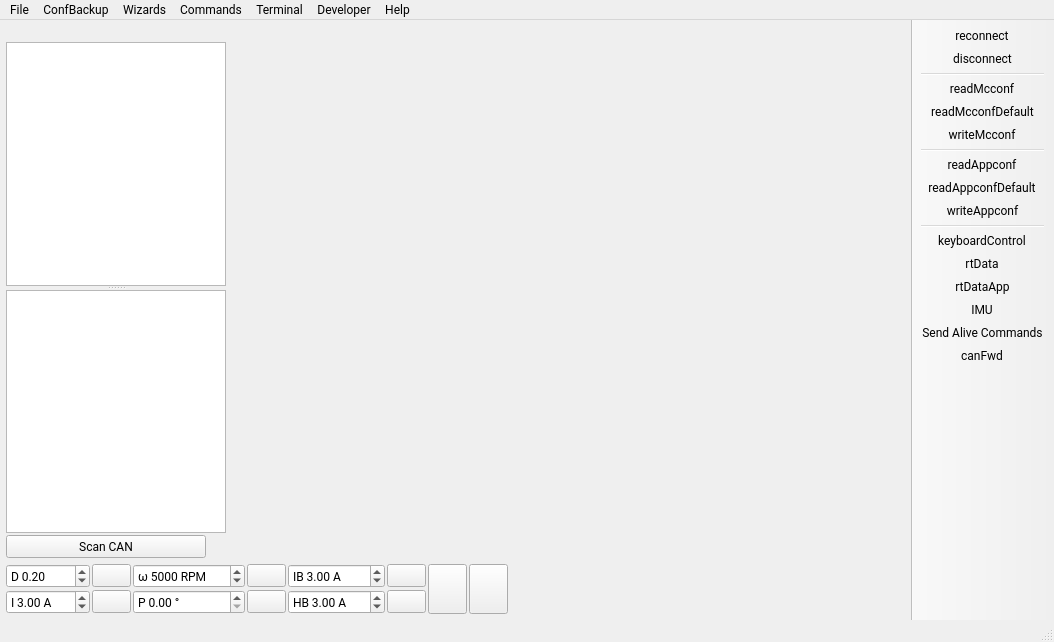
Before: the Qt Designer form mainwindow.ui in vedderb/vesc_tool, drawn with Qt 5.
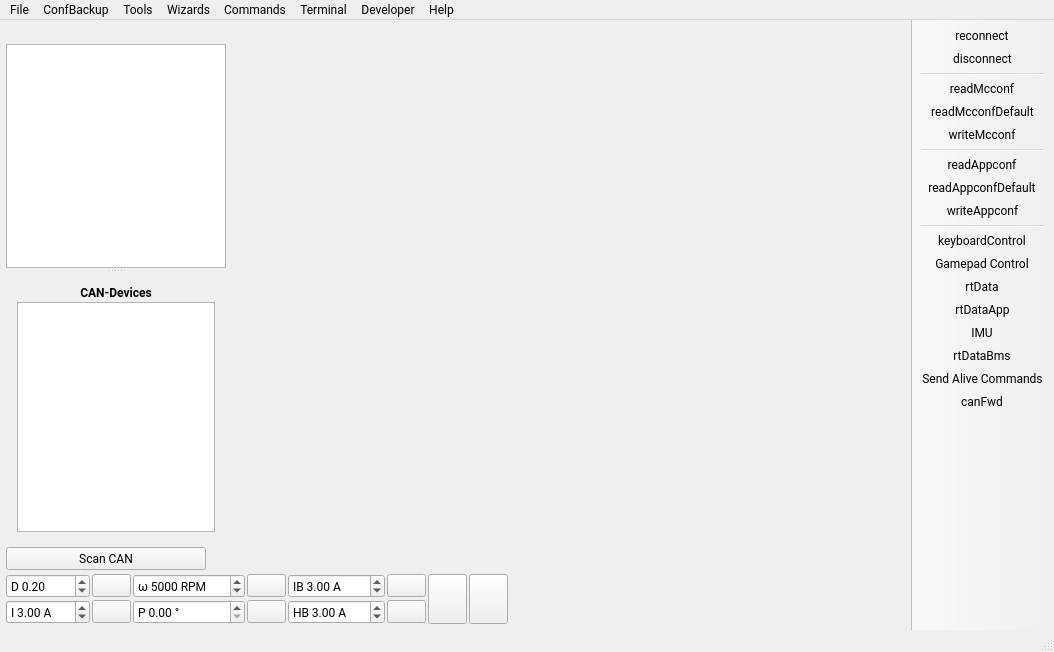
After: the same form once the commit is applied. Icons and pictures are not drawn. Custom widgets are drawn as their Qt base class.

```diff
--- a/mainwindow.ui
+++ b/mainwindow.ui
@@ -7,7 +7,7 @@
     <x>0</x>
     <y>0</y>
     <width>1054</width>
-    <height>642</height>
+    <height>652</height>
    </rect>
   </property>
   <property name="font">
@@ -23,7 +23,10 @@
     <normaloff>:/res/icon.png</normaloff>:/res/icon.png</iconset>
   </property>
   <widget class="QWidget" name="centralWidget">
-   <layout class="QVBoxLayout" name="verticalLayout_2">
+   <layout class="QVBoxLayout" name="verticalLayout_3">
+    <property name="spacing">
+     <number>4</number>
+    </property>
     <property name="leftMargin">
      <number>6</number>
     </property>
@@ -39,12 +42,12 @@
     <item>
      <layout class="QHBoxLayout" name="horizontalLayout">
       <property name="spacing">
-       <number>2</number>
+       <number>4</number>
       </property>
       <item>
-       <layout class="QVBoxLayout" name="verticalLayout">
+       <layout class="QVBoxLayout" name="verticalLayout_2">
         <property name="spacing">
-         <number>2</number>
+         <number>4</number>
         </property>
         <item>
          <widget class="QLabel" name="pageLabel">
@@ -73,6 +76,9 @@
           <property name="orientation">
            <enum>Qt::Vertical</enum>
           </property>
+          <property name="handleWidth">
+           <number>6</number>
+          </property>
           <property name="childrenCollapsible">
            <bool>false</bool>
           </property>
@@ -107,6 +113,28 @@
             <enum>QAbstractItemView::SelectRows</enum>
            </property>
           </widget>
+          <widget class="QWidget" name="layoutWidget">
+           <layout class="QVBoxLayout" name="verticalLayout">
+            <property name="spacing">
+             <number>2</number>
+            </property>
+            <item>
+             <widget class="QLabel" name="label">
+              <property name="font">
+               <font>
+                <weight>75</weight>
+                <bold>true</bold>
+               </font>
+              </property>
+              <property name="text">
+               <string>CAN-Devices</string>
+              </property>
+              <property name="alignment">
+               <set>Qt::AlignCenter</set>
+              </property>
+             </widget>
+            </item>
+            <item>
           <widget class="QListWidget" name="canList">
            <property name="minimumSize">
             <size>
@@ -126,6 +154,9 @@
             <enum>QAbstractItemView::SelectRows</enum>
            </property>
           </widget>
+            </item>
+           </layout>
+          </widget>
          </widget>
         </item>
         <item>
@@ -551,7 +582,7 @@
      <x>0</x>
      <y>0</y>
      <width>1054</width>
-     <height>23</height>
+     <height>27</height>
     </rect>
    </property>
    <widget class="QMenu" name="menuFile">
@@ -640,8 +671,22 @@
     <addaction name="actionRestoreConfigurationsCAN"/>
     <addaction name="actionClearConfigurationBackups"/>
    </widget>
+   <widget class="QMenu" name="menuTools_3">
+    <property name="title">
+     <string>Tools</string>
+    </property>
+    <widget class="QMenu" name="menuCustom_GUI">
+     <property name="title">
+      <string>Custom GUI</string>
+     </property>
+     <addaction name="actionLoadMeters"/>
+     <addaction name="actionCloseCustomGUI"/>
+    </widget>
+    <addaction name="menuCustom_GUI"/>
+   </widget>
    <addaction name="menuFile"/>
    <addaction name="menuTools_2"/>
+   <addaction name="menuTools_3"/>
    <addaction name="menuWizards"/>
    <addaction name="menuCommands"/>
    <addaction name="menuTerminal"/>
@@ -682,9 +727,11 @@
    <addaction name="actionWriteAppconf"/>
    <addaction name="separator"/>
    <addaction name="actionKeyboardControl"/>
+   <addaction name="actionGamepadControl"/>
    <addaction name="actionRtData"/>
    <addaction name="actionRtDataApp"/>
    <addaction name="actionIMU"/>
+   <addaction name="actionrtDataBms"/>
    <addaction name="actionSendAlive"/>
    <addaction name="actionCanFwd"/>
   </widget>
@@ -1270,6 +1317,56 @@
     <string>Restore Configurations (Including CAN)</string>
    </property>
   </action>
+  <action name="actionrtDataBms">
+   <property name="checkable">
+    <bool>true</bool>
+   </property>
+   <property name="icon">
+    <iconset resource="res.qrc">
+     <normaloff>:/res/icons/bms_off.png</normaloff>
+     <normalon>:/res/icons/bms_on.png</normalon>:/res/icons/bms_off.png</iconset>
+   </property>
+   <property name="text">
+    <string>rtDataBms</string>
+   </property>
+   <property name="toolTip">
+    <string>Stream BMS realtime data</string>
+   </property>
+  </action>
+  <action name="actionGamepadControl">
+   <property name="checkable">
+    <bool>true</bool>
+   </property>
+   <property name="icon">
+    <iconset resource="res.qrc">
+     <normaloff>:/res/icons/Controller-96.png</normaloff>
+     <normalon>:/res/icons/Controller-96_on.png</normalon>:/res/icons/Controller-96.png</iconset>
+   </property>
+   <property name="text">
+    <string>Gamepad Control</string>
+   </property>
+   <property name="toolTip">
+    <string>Use Gamepad Control</string>
+   </property>
+  </action>
+  <action name="actionLoadMeters">
+   <property name="icon">
+    <iconset resource="res.qrc">
+     <normaloff>:/res/icons/Speed-96.png</normaloff>:/res/icons/Speed-96.png</iconset>
+   </property>
+   <property name="text">
+    <string>Load Meters</string>
+   </property>
+  </action>
+  <action name="actionCloseCustomGUI">
+   <property name="icon">
+    <iconset resource="res.qrc">
+     <normaloff>:/res/icons/Shutdown-96.png</normaloff>:/res/icons/Shutdown-96.png</iconset>
+   </property>
+   <property name="text">
+    <string>Close Custom GUI</string>
+   </property>
+  </action>
  </widget>
  <layoutdefault spacing="6" margin="11"/>
  <customwidgets>
```
Left out of the diff: 2 changed lines with no effect on the pictures. Lines whose indentation alone changed are shown as unchanged.
